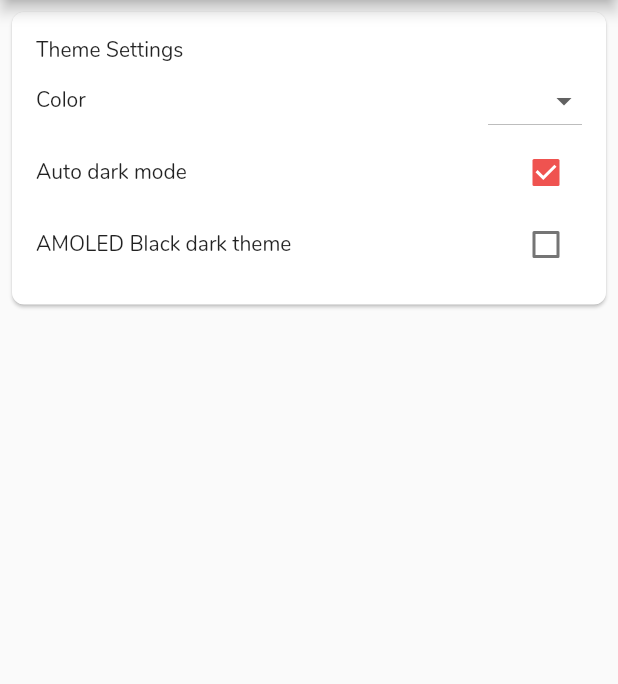
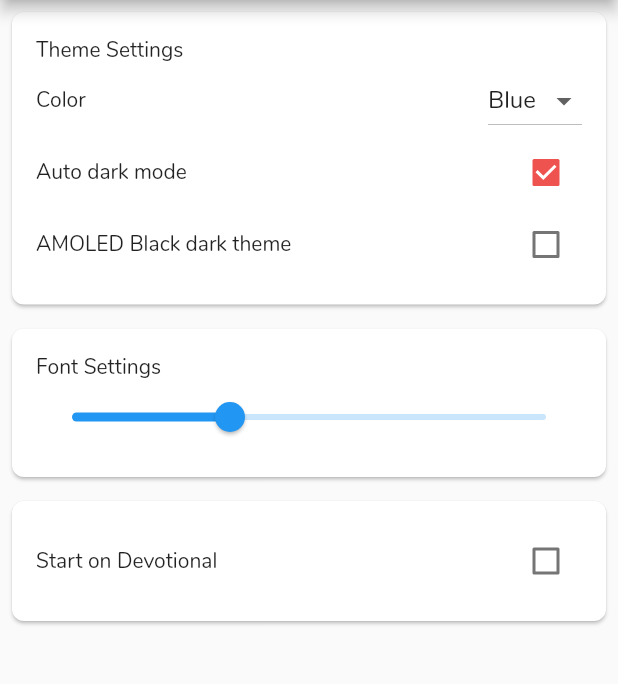
Before and after one commit to Digolodollarz/bible-flutter, a Flutter app: the SettingsPage screen opened directly, on a phone screen of 412 x 824 dp, the part 84-768 px from its top. Run offline on Flutter 3.47's test engine with Material 2 defaults, Android fonts, the phone set to English and light mode, and no system bars; our stand-ins replace share, shared_preferences, sqflite, synchronized; accounts and stored records are empty.

Commit message:
Meh. Lots of things
*disabled multi-dex to fix crash on api 19 and below

```diff
--- a/lib/app_state.dart
+++ b/lib/app_state.dart
@@ -20,12 +20,15 @@
   String _theme;
   bool _autoDark;
   bool _autoDarkBlack;
+  double _fontSize;
 
   String get theme => _theme;
 
   bool get autoDark => _autoDark;
 
   bool get autoDarkBlack => _autoDarkBlack;
+
+  double get fontSize => _fontSize;
 
   void onThemeChange(String theme) {
     setState(() {
@@ -36,13 +39,18 @@
   void onAutoDarkChange(bool value) {
     setState(() {
       _autoDark = value;
-      print('Autodark is ${value ? "dark" : "bright"}');
     });
   }
 
   void onAutoDarkBlackChange(bool value) {
     setState(() {
       _autoDarkBlack = value;
+    });
+  }
+
+  void onFontSizeChanged(double value){
+    setState(() {
+      _fontSize = value;
     });
   }
 
@@ -66,6 +74,7 @@
       this._autoDark = preferences.getBool(PREFS_KEY_AUTO_DARK) ?? true;
       this._theme = preferences.getString(PREFS_KEY_THEME) ?? 'blue';
       this._autoDarkBlack = preferences.getBool(PREFS_KEY_DARK_BLACK) ?? false;
+      this._fontSize = preferences.getDouble(PREFS_KEY_FONT_SIZE) ?? 16;
     });
   }
 }
--- a/lib/pages/settings_page.dart
+++ b/lib/pages/settings_page.dart
@@ -5,6 +5,8 @@
 const String PREFS_KEY_AUTO_DARK = 'auto_dark';
 const String PREFS_KEY_THEME = 'theme';
 const String PREFS_KEY_DARK_BLACK = "dark_black";
+const String PREFS_KEY_FONT_SIZE = "font_size";
+const String PREFS_KEY_STARTUP_TAB = "startup_tab";
 
 class SettingsPage extends StatefulWidget {
   @override
@@ -40,9 +42,11 @@
                         ),
                         Row(
                           children: <Widget>[
-                            Expanded(child: Text('Color'),),
+                            Expanded(
+                              child: Text('Color'),
+                            ),
                             DropdownButton<String>(
-                              value: prefs.getString(PREFS_KEY_THEME) ?? 'Blue',
+                              value: prefs.getString(PREFS_KEY_THEME) ?? 'blue',
                               items: <String>['Blue', 'Red', 'Dark', 'Black']
                                   .map((String value) {
                                 return DropdownMenuItem<String>(
@@ -51,7 +55,9 @@
                                 );
                               }).toList(),
                               onChanged: (newValue) {
-                                prefs.setString(PREFS_KEY_THEME, newValue).then((result) {
+                                prefs
+                                    .setString(PREFS_KEY_THEME, newValue)
+                                    .then((result) {
                                   AppState.of(context).onThemeChange(newValue);
                                 });
                               },
@@ -64,12 +70,13 @@
                               child: Text('Auto dark mode'),
                             ),
                             Checkbox(
-                              value: prefs.getBool(PREFS_KEY_AUTO_DARK)??true,
+                              value: prefs.getBool(PREFS_KEY_AUTO_DARK) ?? true,
                               onChanged: (newValue) {
                                 prefs
                                     .setBool(PREFS_KEY_AUTO_DARK, newValue)
                                     .then((result) {
-                                  AppState.of(context).onAutoDarkChange(newValue);
+                                  AppState.of(context)
+                                      .onAutoDarkChange(newValue);
                                 });
                               },
                             ),
@@ -81,12 +88,14 @@
                               child: Text('AMOLED Black dark theme'),
                             ),
                             Checkbox(
-                              value: prefs.getBool(PREFS_KEY_DARK_BLACK)??false,
+                              value:
+                                  prefs.getBool(PREFS_KEY_DARK_BLACK) ?? false,
                               onChanged: (newValue) {
                                 prefs
                                     .setBool(PREFS_KEY_DARK_BLACK, newValue)
                                     .then((result) {
-                                  AppState.of(context).onAutoDarkBlackChange(newValue);
+                                  AppState.of(context)
+                                      .onAutoDarkBlackChange(newValue);
                                 });
                               },
                             ),
@@ -96,6 +105,62 @@
                     ),
                   ),
                 ),
+                Card(
+                  margin: EdgeInsets.all(8),
+                  shape: RoundedRectangleBorder(
+                    borderRadius: BorderRadius.circular(8),
+                  ),
+                  child: Padding(
+                    padding: EdgeInsets.all(16),
+                    child: Column(
+                      crossAxisAlignment: CrossAxisAlignment.start,
+                      children: <Widget>[
+                        Text(
+                          "Font Settings",
+                          style: Theme.of(context).textTheme.body2,
+                        ),
+                        Slider.adaptive(
+                          label: 'Font Size',
+                          value: prefs.getDouble(PREFS_KEY_FONT_SIZE) ?? 16,
+                          onChanged: (newValue) {
+                            prefs
+                                .setDouble(PREFS_KEY_FONT_SIZE, newValue)
+                                .then((_) {
+                              AppState.of(context).onFontSizeChanged(newValue);
+                            });
+                          },
+                          min: 12,
+                          max: 24,
+                        ),
+                      ],
+                    ),
+                  ),
+                ),
+                Card(
+                  margin: EdgeInsets.all(8),
+                  shape: RoundedRectangleBorder(
+                      borderRadius: BorderRadius.circular(8)),
+                  child: Padding(
+                    padding: const EdgeInsets.all(16.0),
+                    child: Row(
+                      children: <Widget>[
+                        Expanded(
+                          child: Text('Start on Devotional'),
+                        ),
+                        Checkbox(
+                          value: 1 == prefs.getInt(PREFS_KEY_STARTUP_TAB),
+                          onChanged: (newValue) {
+                            prefs
+                                .setInt(PREFS_KEY_STARTUP_TAB, newValue ? 1 : 0)
+                                .then((_) {
+                              setState(() {});
+                            });
+                          },
+                        ),
+                      ],
+                    ),
+                  ),
+                )
               ],
             );
           } else if (snapshot.data == null) {
--- a/lib/widgets/books_widget.dart
+++ b/lib/widgets/books_widget.dart
@@ -68,7 +68,7 @@
   @override
   Widget build(BuildContext context) {
     return Padding(
-      padding: const EdgeInsets.all(8.0),
+      padding: const EdgeInsets.symmetric(horizontal: 8.0),
       child: ListView.builder(
         itemBuilder: (context, index) {
           return Container(
```
Also changed, not shown: lib/main.dart (+8 -4 lines), lib/pages/home.dart (+11 -1 lines), lib/theme.dart (+10 -15 lines), 1 other file.
